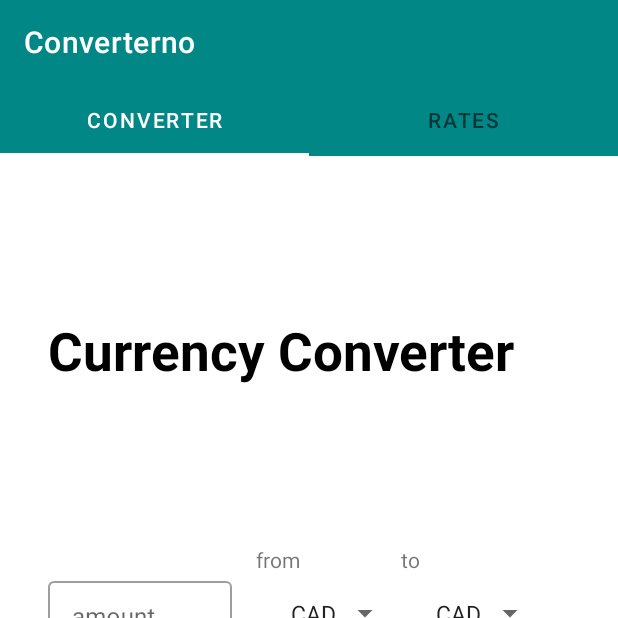
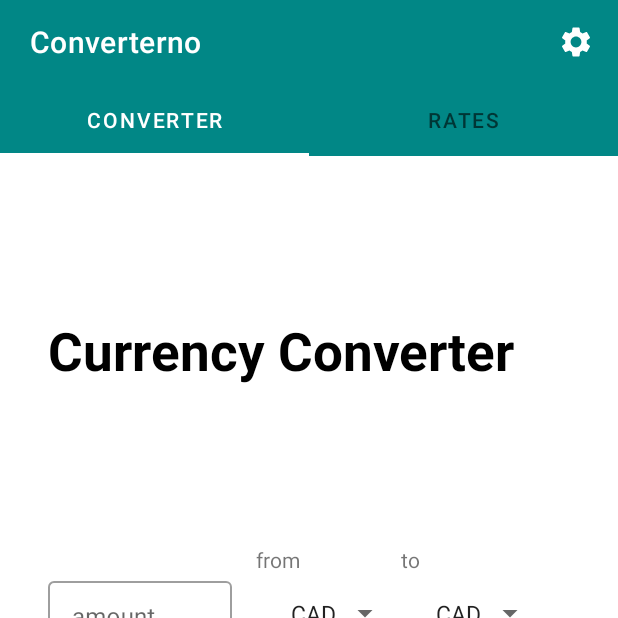
Before and after one commit to MustafaZakria/Currency-Converter, an Android app: the screen it shows after launch (MainActivity), on a phone screen of 412 x 824 dp, the top half of it. Run offline under Robolectric (Android 15) with nearby library versions, the phone set to English and light mode, and no system bars; our stand-ins replace Dagger/Hilt's generated code, data binding.

Commit message:
setting up settings fragment

```diff
--- a/app/src/main/java/com/zeko/currencyconverterapp/sharedPref/CurrencySharedPreference.kt
+++ b/app/src/main/java/com/zeko/currencyconverterapp/sharedPref/CurrencySharedPreference.kt
@@ -8,7 +8,6 @@ class CurrencySharedPreference(private val sharedPreferences: SharedPreferences)
     fun putFavCurrency(currency: String) {
         val favCurrencies = sharedPreferences.getString(FAV_CURRENCY_KEY, "") + currency + " "
         sharedPreferences.edit().putString(FAV_CURRENCY_KEY, favCurrencies).apply()
-        Log.d("##", favCurrencies)
     }
 
     fun getFavCurrencies(): List<String>? {
--- a/app/src/main/java/com/zeko/currencyconverterapp/ui/MainActivity.kt
+++ b/app/src/main/java/com/zeko/currencyconverterapp/ui/MainActivity.kt
@@ -1,10 +1,13 @@
 package com.zeko.currencyconverterapp.ui
 
+import android.content.Intent
 import androidx.appcompat.app.AppCompatActivity
 import android.os.Bundle
+import android.view.Menu
 import com.google.android.material.tabs.TabLayoutMediator
 import com.zeko.currencyconverterapp.databinding.ActivityMainBinding
 import com.zeko.currencyconverterapp.adapters.MyPagerAdapter
+import com.zeko.currencyconverterapp.ui.fragments.SettingsFragment
 import dagger.hilt.android.AndroidEntryPoint
 
 @AndroidEntryPoint
@@ -15,10 +18,22 @@ class MainActivity : AppCompatActivity() {
     override fun onCreate(savedInstanceState: Bundle?) {
         super.onCreate(savedInstanceState)
 
-//        binding = DataBindingUtil.setContentView(this, R.layout.activity_main)
         binding = ActivityMainBinding.inflate(layoutInflater)
         setContentView(binding.root)
 
+        setUpTabLayout()
+        binding.ivSettings.setOnClickListener {
+            navigateToSettingsFragment()
+        }
+
+    }
+
+    private fun navigateToSettingsFragment() {
+//        val settingsFragment = SettingsFragment()
+//        supportFragmentManager.beginTransaction().rep
+    }
+
+    private fun setUpTabLayout() {
         val viewPager = binding.viewPager
         val tabLayout = binding.tbLayout
 
@@ -30,4 +45,6 @@ class MainActivity : AppCompatActivity() {
             tab.text = adapter.getPageTitle(pos)
         }.attach()
     }
+
+
 }
--- a/app/src/main/java/com/zeko/currencyconverterapp/ui/viewmodels/RatesViewModel.kt
+++ b/app/src/main/java/com/zeko/currencyconverterapp/ui/viewmodels/RatesViewModel.kt
@@ -108,7 +108,6 @@ class RatesViewModel @Inject constructor(
     }
 
     private fun isCurrencyFavourite(currency: String): Boolean {
-        Log.d("##", sharedPreference.getFavCurrencies().toString())
         return sharedPreference.getFavCurrencies()?.contains(currency) ?: false
     }
 
--- /dev/null
+++ b/app/src/main/res/drawable/ic_settings.xml
@@ -0,0 +1,5 @@
+<vector android:height="24dp" android:tint="#FFFFFF"
+    android:viewportHeight="24" android:viewportWidth="24"
+    android:width="24dp" xmlns:android="http://schemas.android.com/apk/res/android">
+    <path android:fillColor="@android:color/white" android:pathData="M19.14,12.94c0.04,-0.3 0.06,-0.61 0.06,-0.94c0,-0.32 -0.02,-0.64 -0.07,-0.94l2.03,-1.58c0.18,-0.14 0.23,-0.41 0.12,-0.61l-1.92,-3.32c-0.12,-0.22 -0.37,-0.29 -0.59,-0.22l-2.39,0.96c-0.5,-0.38 -1.03,-0.7 -1.62,-0.94L14.4,2.81c-0.04,-0.24 -0.24,-0.41 -0.48,-0.41h-3.84c-0.24,0 -0.43,0.17 -0.47,0.41L9.25,5.35C8.66,5.59 8.12,5.92 7.63,6.29L5.24,5.33c-0.22,-0.08 -0.47,0 -0.59,0.22L2.74,8.87C2.62,9.08 2.66,9.34 2.86,9.48l2.03,1.58C4.84,11.36 4.8,11.69 4.8,12s0.02,0.64 0.07,0.94l-2.03,1.58c-0.18,0.14 -0.23,0.41 -0.12,0.61l1.92,3.32c0.12,0.22 0.37,0.29 0.59,0.22l2.39,-0.96c0.5,0.38 1.03,0.7 1.62,0.94l0.36,2.54c0.05,0.24 0.24,0.41 0.48,0.41h3.84c0.24,0 0.44,-0.17 0.47,-0.41l0.36,-2.54c0.59,-0.24 1.13,-0.56 1.62,-0.94l2.39,0.96c0.22,0.08 0.47,0 0.59,-0.22l1.92,-3.32c0.12,-0.22 0.07,-0.47 -0.12,-0.61L19.14,12.94zM12,15.6c-1.98,0 -3.6,-1.62 -3.6,-3.6s1.62,-3.6 3.6,-3.6s3.6,1.62 3.6,3.6S13.98,15.6 12,15.6z"/>
+</vector>
--- a/app/src/main/res/layout/activity_main.xml
+++ b/app/src/main/res/layout/activity_main.xml
@@ -19,7 +19,17 @@
             app:layout_constraintStart_toStartOf="parent"
             app:layout_constraintTop_toTopOf="parent"
             app:title="@string/app_title"
-            app:titleTextColor="@color/white" />
+            app:titleTextColor="@color/white"
+            android:paddingStart="16dp"
+            android:paddingEnd="16dp">
+
+            <ImageView
+                android:id="@+id/ivSettings"
+                android:layout_width="wrap_content"
+                android:layout_height="wrap_content"
+                app:srcCompat="@drawable/ic_settings"
+                android:layout_gravity="end"/>
+        </androidx.appcompat.widget.Toolbar>
 
         <com.google.android.material.tabs.TabLayout
             android:id="@+id/tbLayout"
--- a/app/src/main/res/layout/item_rate.xml
+++ b/app/src/main/res/layout/item_rate.xml
@@ -50,7 +50,9 @@
             app:layout_constraintEnd_toEndOf="parent"
             app:layout_constraintStart_toStartOf="parent"
             app:layout_constraintTop_toBottomOf="@id/ivCountry"
-            android:layout_marginTop="10dp"/>
+            android:layout_marginTop="10dp"
+            android:layout_marginStart="8dp"
+            android:layout_marginEnd="8dp"/>
 
         <ImageView
             android:id="@+id/ivStar"
--- a/app/src/main/res/values/colors.xml
+++ b/app/src/main/res/values/colors.xml
@@ -8,4 +8,8 @@
     <color name="teal_800">#00695C</color>
     <color name="black">#FF000000</color>
     <color name="white">#FFFFFFFF</color>
+    <color name="gray">#808080</color>
+    <color name="light_gray">#E4DCDC</color>
+    <color name="background_gray">#F4F4F4</color>
+
 </resources>
--- a/app/src/main/res/values/strings.xml
+++ b/app/src/main/res/values/strings.xml
@@ -50,6 +50,8 @@
         <item>RUB</item>
         <item>AUD</item>
     </string-array>
-    <!-- TODO: Remove or change this placeholder text -->
-    <string name="hello_blank_fragment">Hello blank fragment</string>
+    <string name="notification">NOTIFICATION</string>
+    <string name="allow_notification">Allow notification every 12h</string>
+    <string name="notification_base">Select a base currency</string>
+    <string name="notification_base_info">choose a base currency which the rates should be appeared on the notification.</string>
 </resources>
```
Also changed, not shown: app/src/main/java/com/zeko/currencyconverterapp/ui/fragments/SettingsFragment.kt (added, +25 -0 lines), app/src/main/res/layout/fragment_settings.xml (added, +98 -0 lines).
